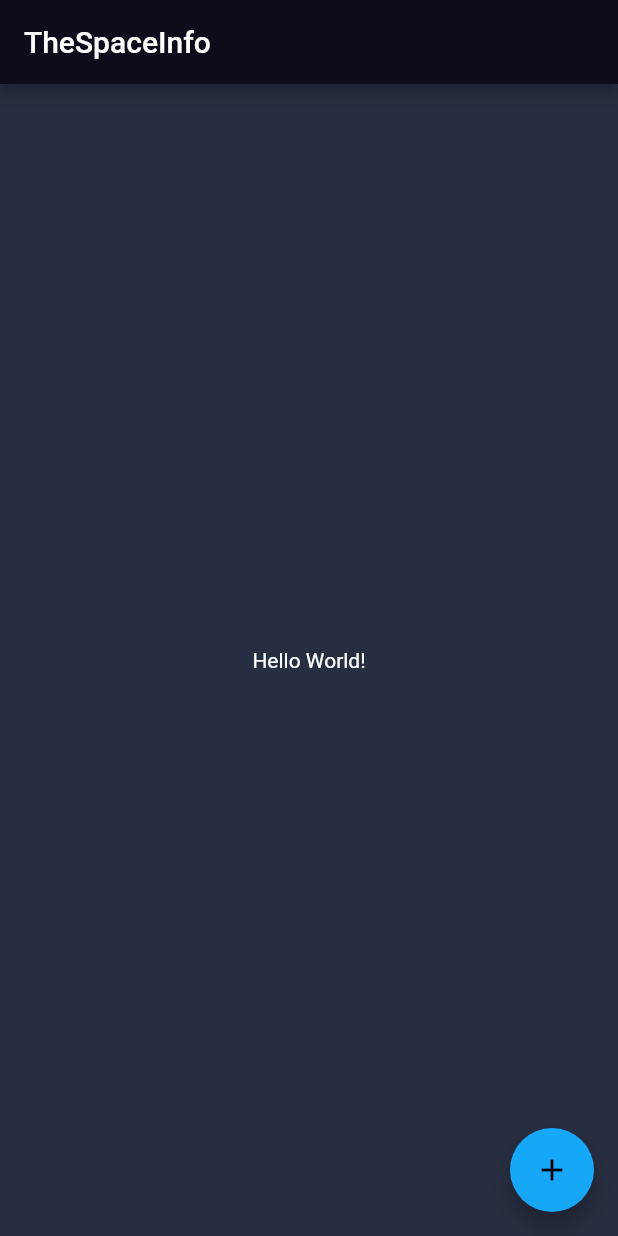
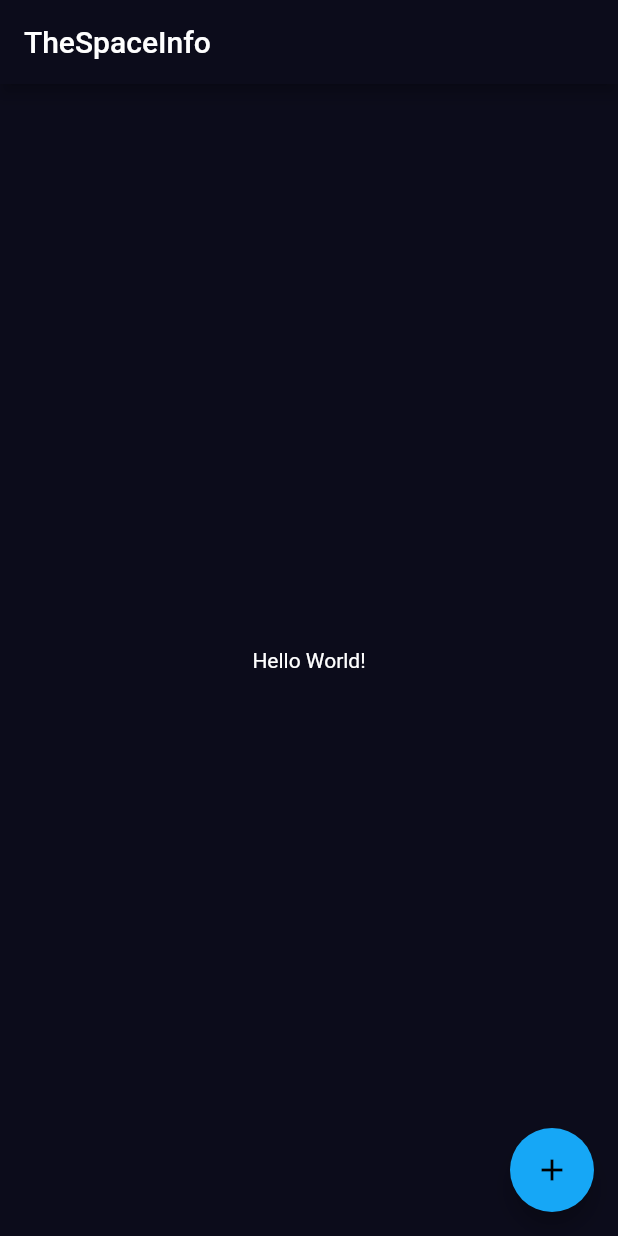
Before and after one commit to rootFaheem/thespaceinfo, a Flutter app: the screen it shows after launch, on a phone screen of 412 x 824 dp. Run offline on Flutter 3.47's test engine with Material 2 defaults, Android fonts, the phone set to English and light mode, and no system bars.

Commit message:
bottom appbar and scaffold bg added

```diff
--- a/lib/main.dart
+++ b/lib/main.dart
@@ -11,7 +11,8 @@ class MyApp extends StatelessWidget {
         brightness: Brightness.dark,
         primaryColor: Color(0xff0C0C1B),
         accentColor: Color(0xff16A7F6),
-        scaffoldBackgroundColor: Color(0xff262E41),
+        scaffoldBackgroundColor: Color(0xff0C0C1B),
+        bottomAppBarColor: Color(0xff0C0C1B),
         textTheme: TextTheme(bodyText2: TextStyle(color: Color(0xffFFFFFF))),
 // (new) ThemeData ThemeData({Brightness brightness,
 // VisualDensity visualDensity, MaterialColor primarySwatch,
```
